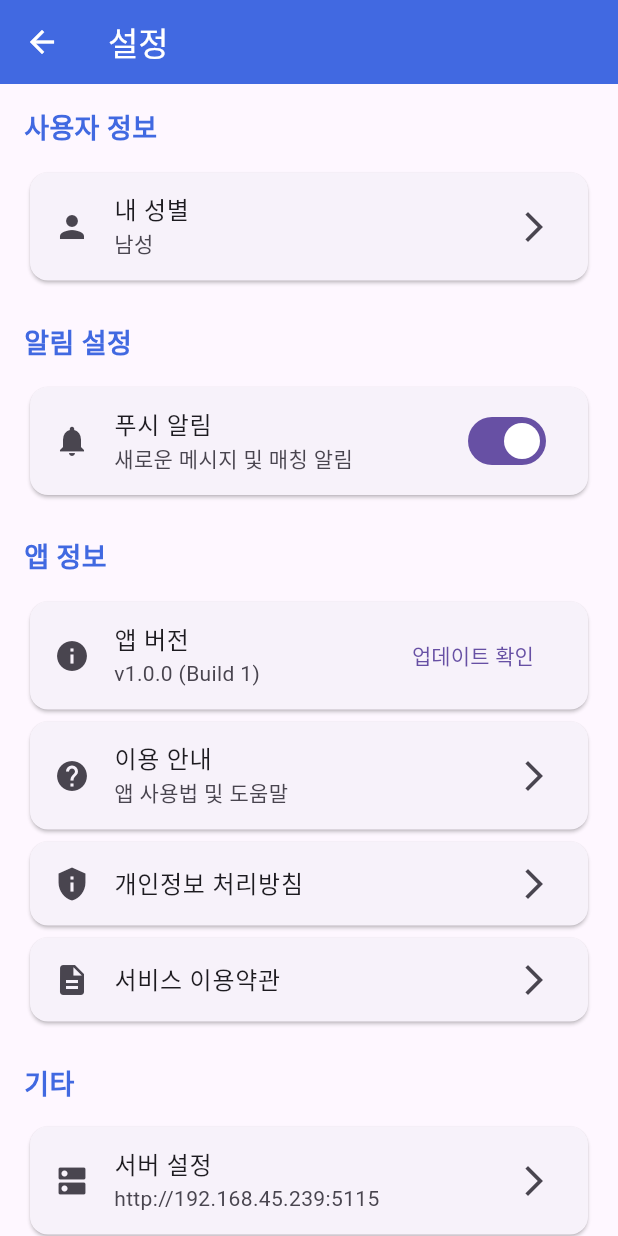
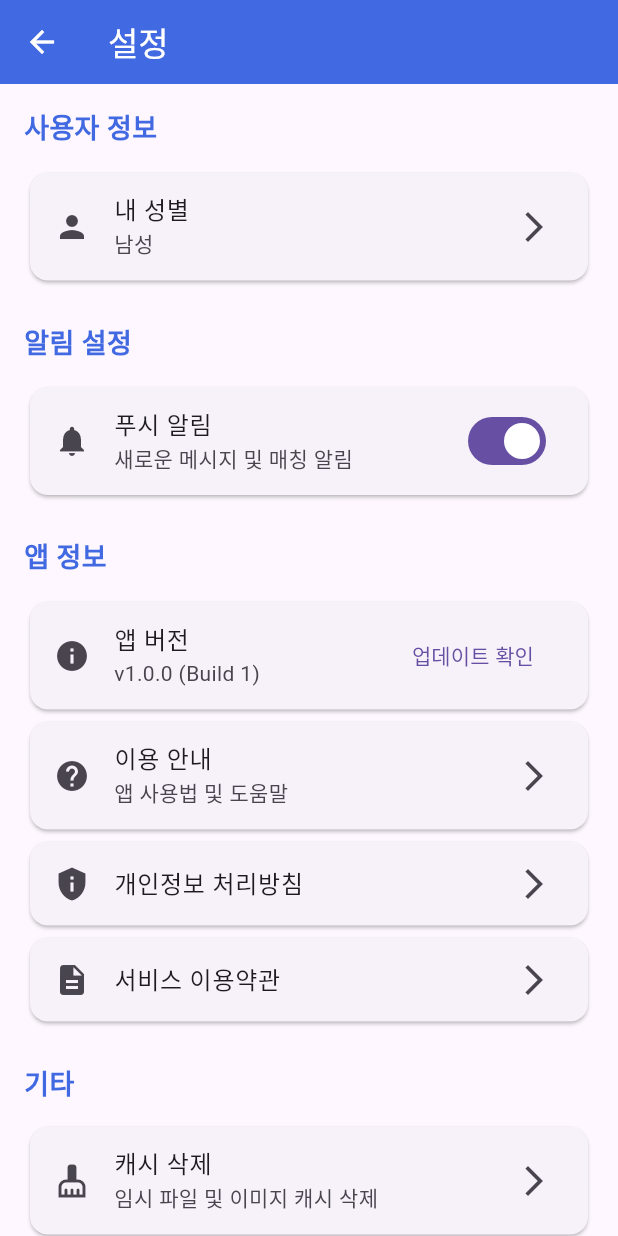
Before and after one commit to jhmoon2985/flutter_random_chat, a Flutter app: the ChatScreen screen opened directly with empty values, after a tap on the "settings" icon, on a phone screen of 412 x 824 dp. Run offline on Flutter 3.47's test engine with Material 3 defaults, Android fonts, the phone set to English and light mode, and no system bars; our stand-ins replace geolocator, image_picker, shared_preferences; missing offline and left inert: signalr_netcore; accounts and stored records are empty.

Commit message:
선호도 표시 불피요한시스템메시지 삭제 설정화면 수정정

```diff
--- a/lib/screens/chat_screen.dart
+++ b/lib/screens/chat_screen.dart
@@ -428,7 +428,7 @@
       body: SafeArea(
         child: Column(
           children: [
-            // 상태 정보
+            // 선호도 활성화 시간 및 포인트 표시
             _buildStatusBar(),
 
             // 채팅 메시지 리스트 - Expanded 사용하여 남은 공간 모두 차지
@@ -493,101 +493,92 @@
 
   Widget _buildStatusBar() {
     return Container(
-      padding: const EdgeInsets.symmetric(horizontal: 12.0, vertical: 8.0),
+      padding: const EdgeInsets.symmetric(horizontal: 16.0, vertical: 8.0),
+      decoration: BoxDecoration(
         color: Colors.white,
-      child: Column(
-        crossAxisAlignment: CrossAxisAlignment.start,
+        border: Border(
+          bottom: BorderSide(color: Colors.grey[300]!, width: 1),
+        ),
+      ),
+      child: Row(
+        mainAxisAlignment: MainAxisAlignment.spaceBetween,
         children: [
+          // 포인트 표시
           Row(
             children: [
-              Expanded(
-                child: Column(
-                  crossAxisAlignment: CrossAxisAlignment.start,
-                  children: [
+              Icon(
+                Icons.account_balance_wallet,
+                color: Theme.of(context).primaryColor,
+                size: 20,
+              ),
+              const SizedBox(width: 4),
               Text(
-                      widget.chatService.connectionStatus,
-                      style: const TextStyle(fontSize: 12),
-                    ),
-                    const SizedBox(height: 2),
-                    Text(
-                      widget.chatService.matchStatus,
-                      style: const TextStyle(fontSize: 12),
-                    ),
-                    const SizedBox(height: 2),
-                    FutureBuilder<String>(
-                      future: LocationService.getLocationStatus(),
-                      builder: (context, snapshot) {
-                        return Text(
-                          "위치 상태: ${snapshot.data ?? '확인 중...'}",
+                '${widget.chatService.points} P',
                 style: TextStyle(
-                            fontSize: 10,
-                            color: LocationService.hasRealGPS ? Colors.green : Colors.orange,
-                            fontWeight: FontWeight.bold,
-                          ),
-                        );
-                      },
-                    ),
-                    const SizedBox(height: 2),
-                    Text(
-                      "위치: ${widget.chatService.latitude.toStringAsFixed(4)}, ${widget.chatService.longitude.toStringAsFixed(4)}",
-                      style: const TextStyle(fontSize: 10, color: Colors.grey),
-                    ),
-                    const SizedBox(height: 2),
-                    Text(
-                      "포인트: ${widget.chatService.points}P",
-                      style: TextStyle(
-                        fontSize: 12,
+                  fontSize: 14,
                   fontWeight: FontWeight.bold,
                   color: Theme.of(context).primaryColor,
                 ),
               ),
-                    if (widget.chatService.isPreferenceActive) ...[
-                      const SizedBox(height: 2),
+            ],
+          ),
+
+          // 선호도 활성화 시간 표시
+          if (widget.chatService.isPreferenceActive)
+            Container(
+              padding: const EdgeInsets.symmetric(horizontal: 8, vertical: 4),
+              decoration: BoxDecoration(
+                color: Colors.green.withOpacity(0.1),
+                borderRadius: BorderRadius.circular(12),
+                border: Border.all(color: Colors.green, width: 1),
+              ),
+              child: Row(
+                mainAxisSize: MainAxisSize.min,
+                children: [
+                  const Icon(
+                    Icons.timer,
+                    color: Colors.green,
+                    size: 16,
+                  ),
+                  const SizedBox(width: 4),
                   Text(
-                        widget.chatService.preferenceStatusText,
+                    widget.chatService.preferenceStatusText.replaceAll('선호도 설정 활성화: ', ''),
                     style: const TextStyle(
                       fontSize: 12,
                       color: Colors.green,
-                        ),
-                      ),
-                    ],
-                  ],
-                ),
-              ),
-              Column(
-                children: [
-                  SizedBox(
-                    width: 70,
-                    height: 32,
-                    child: ElevatedButton(
-                      onPressed: _connectOrDisconnect,
-                      style: ElevatedButton.styleFrom(
-                        padding: const EdgeInsets.symmetric(horizontal: 6),
-                        textStyle: const TextStyle(fontSize: 12, fontWeight: FontWeight.bold),
-                        foregroundColor: Colors.white,
-                        backgroundColor: Colors.blue,
-                      ),
-                      child: Text(widget.chatService.isConnected ? '연결해제' : '연결'),
-                    ),
-                  ),
-                  const SizedBox(height: 2),
-                  SizedBox(
-                    width: 70,
-                    height: 32,
-                    child: OutlinedButton(
-                      onPressed: _openPreferenceDialog,
-                      style: OutlinedButton.styleFrom(
-                        padding: const EdgeInsets.symmetric(horizontal: 6),
-                        textStyle: const TextStyle(fontSize: 12, fontWeight: FontWeight.bold),
-                        foregroundColor: Colors.black,
-                        side: const BorderSide(color: Colors.black, width: 1.5),
-                      ),
-                      child: const Text('선호도'),
+                      fontWeight: FontWeight.bold,
                     ),
                   ),
                 ],
               ),
+            )
+          else
+            Container(
+              padding: const EdgeInsets.symmetric(horizontal: 8, vertical: 4),
+              decoration: BoxDecoration(
+                color: Colors.grey.withOpacity(0.1),
+                borderRadius: BorderRadius.circular(12),
+                border: Border.all(color: Colors.grey, width: 1),
+              ),
+              child: const Row(
+                mainAxisSize: MainAxisSize.min,
+                children: [
+                  Icon(
+                    Icons.timer_off,
+                    color: Colors.grey,
+                    size: 16,
+                  ),
+                  SizedBox(width: 4),
+                  Text(
+                    '선호도 비활성화',
+                    style: TextStyle(
+                      fontSize: 12,
+                      color: Colors.grey,
+                      fontWeight: FontWeight.bold,
+                    ),
+                  ),
                 ],
+              ),
             ),
         ],
       ),
--- a/lib/screens/settings_screen.dart
+++ b/lib/screens/settings_screen.dart
@@ -1,5 +1,6 @@
 import 'package:flutter/material.dart';
 import 'package:flutter_random_chat/services/app_preferences.dart';
+import 'package:shared_preferences/shared_preferences.dart';
 
 class SettingsScreen extends StatefulWidget {
   const SettingsScreen({Key? key}) : super(key: key);
@@ -43,7 +44,6 @@
 
           // 기타 설정
           _buildSectionHeader('기타'),
-          _buildServerUrlSetting(),
           _buildCacheClean(),
           _buildAppReset(),
         ],
@@ -139,18 +139,6 @@
         title: const Text('서비스 이용약관'),
         trailing: const Icon(Icons.arrow_forward_ios),
         onTap: _showTermsOfService,
-      ),
-    );
-  }
-
-  Widget _buildServerUrlSetting() {
-    return Card(
-      child: ListTile(
-        leading: const Icon(Icons.dns),
-        title: const Text('서버 설정'),
-        subtitle: Text(AppPreferences.serverUrl),
-        trailing: const Icon(Icons.arrow_forward_ios),
-        onTap: _showServerUrlDialog,
       ),
     );
   }
@@ -397,10 +385,24 @@
             child: const Text('취소'),
           ),
           ElevatedButton(
-            onPressed: () {
+            onPressed: () async {
               Navigator.pop(context);
-              // TODO: 실제 캐시 삭제 로직 구현
-              _showSnackBar('캐시가 삭제되었습니다.');
+
+              // 실제 캐시 삭제 로직
+              try {
+                final prefs = await SharedPreferences.getInstance();
+                // 캐시 관련 키만 삭제 (사용자 설정은 유지)
+                final keys = prefs.getKeys();
+                for (String key in keys) {
+                  if (key.startsWith('cache_') || key.startsWith('image_cache_')) {
+                    await prefs.remove(key);
+                  }
+                }
+
+                _showSnackBar('캐시가 삭제되었습니다.');
+              } catch (e) {
+                _showSnackBar('캐시 삭제 중 오류가 발생했습니다.');
+              }
             },
             child: const Text('삭제'),
           ),
@@ -423,8 +425,16 @@
           ElevatedButton(
             onPressed: () async {
               Navigator.pop(context);
-              // TODO: SharedPreferences 초기화 로직
-              _showSnackBar('앱이 초기화되었습니다. 앱을 재시작해주세요.');
+
+              try {
+                // SharedPreferences 완전 초기화
+                final prefs = await SharedPreferences.getInstance();
+                await prefs.clear();
+
+                _showSnackBar('앱이 초기화되었습니다. 앱을 재시작해주세요.');
+              } catch (e) {
+                _showSnackBar('초기화 중 오류가 발생했습니다.');
+              }
             },
             style: ElevatedButton.styleFrom(backgroundColor: Colors.red),
             child: const Text('초기화', style: TextStyle(color: Colors.white)),
```
Also changed, not shown: lib/services/chat_service.dart (+27 -78 lines). Lines whose indentation alone changed are shown as unchanged.
